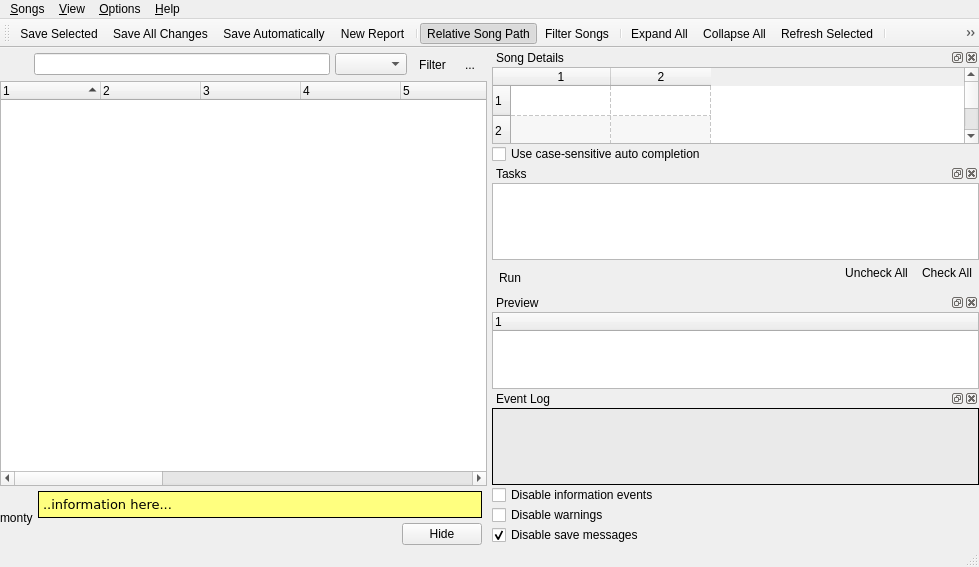
Before: the Qt Designer form uman/src/QUMainWindow.ui in UltraStar-Deluxe/UltraStar-Manager, drawn with Qt 5.
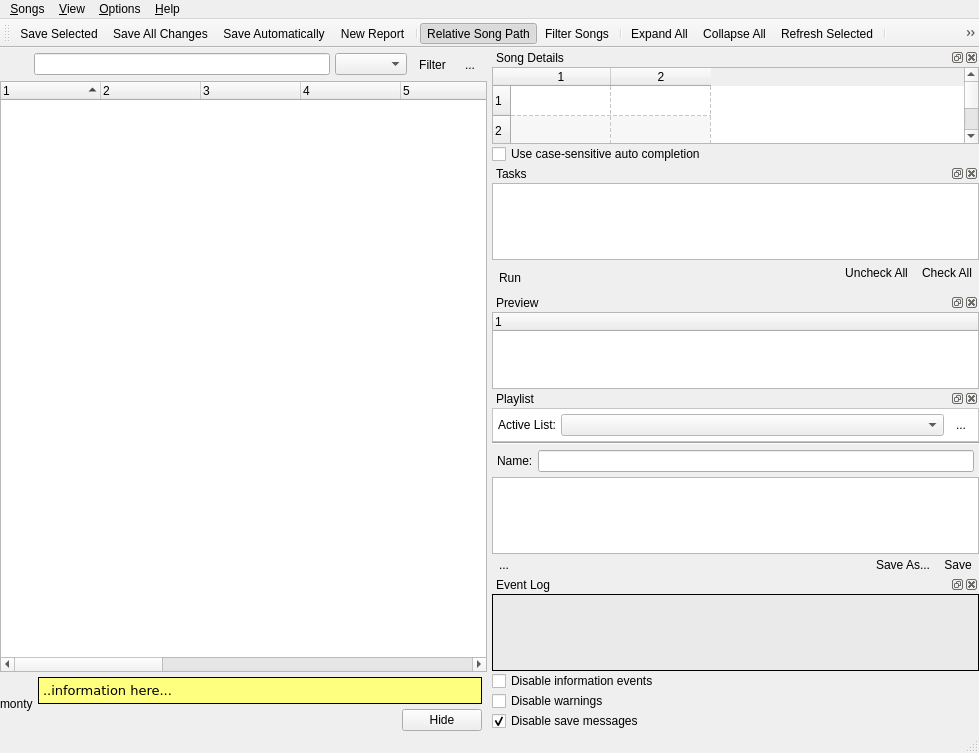
After: the same form once the commit is applied. Icons and pictures are not drawn. Custom widgets are drawn as their Qt base class.

Commit message: header in details table removed; playlist dock prepared

```diff
--- a/uman/src/QUMainWindow.ui
+++ b/uman/src/QUMainWindow.ui
@@ -6,7 +6,7 @@
     <x>0</x>
     <y>0</y>
     <width>979</width>
-    <height>567</height>
+    <height>753</height>
    </rect>
   </property>
   <property name="acceptDrops" >
@@ -25,12 +25,12 @@
      <x>0</x>
      <y>48</y>
      <width>979</width>
-     <height>498</height>
+     <height>684</height>
     </rect>
    </property>
-   <layout class="QVBoxLayout" >
+   <layout class="QVBoxLayout" name="verticalLayout_3" >
     <property name="spacing" >
-     <number>5</number>
+     <number>0</number>
     </property>
     <property name="margin" >
      <number>0</number>
@@ -758,6 +758,279 @@
           </widget>
          </widget>
         </item>
+        <item>
+         <widget class="QDockWidget" name="playlistDock" >
+          <property name="minimumSize" >
+           <size>
+            <width>0</width>
+            <height>0</height>
+           </size>
+          </property>
+          <property name="toolTip" >
+           <string>Browse for playlists...</string>
+          </property>
+          <property name="windowTitle" >
+           <string>Playlist</string>
+          </property>
+          <widget class="QWidget" name="dockWidgetContents_5" >
+           <property name="geometry" >
+            <rect>
+             <x>0</x>
+             <y>22</y>
+             <width>484</width>
+             <height>164</height>
+            </rect>
+           </property>
+           <layout class="QVBoxLayout" name="verticalLayout_2" >
+            <property name="spacing" >
+             <number>0</number>
+            </property>
+            <property name="margin" >
+             <number>0</number>
+            </property>
+            <item>
+             <widget class="QFrame" name="frame" >
+              <property name="palette" >
+               <palette>
+                <active>
+                 <colorrole role="Base" >
+                  <brush brushstyle="SolidPattern" >
+                   <color alpha="255" >
+                    <red>255</red>
+                    <green>255</green>
+                    <blue>255</blue>
+                   </color>
+                  </brush>
+                 </colorrole>
+                 <colorrole role="Window" >
+                  <brush brushstyle="SolidPattern" >
+                   <color alpha="255" >
+                    <red>255</red>
+                    <green>255</green>
+                    <blue>255</blue>
+                   </color>
+                  </brush>
+                 </colorrole>
+                </active>
+                <inactive>
+                 <colorrole role="Base" >
+                  <brush brushstyle="SolidPattern" >
+                   <color alpha="255" >
+                    <red>255</red>
+                    <green>255</green>
+                    <blue>255</blue>
+                   </color>
+                  </brush>
+                 </colorrole>
+                 <colorrole role="Window" >
+                  <brush brushstyle="SolidPattern" >
+                   <color alpha="255" >
+                    <red>255</red>
+                    <green>255</green>
+                    <blue>255</blue>
+                   </color>
+                  </brush>
+                 </colorrole>
+                </inactive>
+                <disabled>
+                 <colorrole role="Base" >
+                  <brush brushstyle="SolidPattern" >
+                   <color alpha="255" >
+                    <red>255</red>
+                    <green>255</green>
+                    <blue>255</blue>
+                   </color>
+                  </brush>
+                 </colorrole>
+                 <colorrole role="Window" >
+                  <brush brushstyle="SolidPattern" >
+                   <color alpha="255" >
+                    <red>255</red>
+                    <green>255</green>
+                    <blue>255</blue>
+                   </color>
+                  </brush>
+                 </colorrole>
+                </disabled>
+               </palette>
+              </property>
+              <property name="autoFillBackground" >
+               <bool>true</bool>
+              </property>
+              <property name="frameShape" >
+               <enum>QFrame::StyledPanel</enum>
+              </property>
+              <property name="frameShadow" >
+               <enum>QFrame::Raised</enum>
+              </property>
+              <layout class="QHBoxLayout" name="horizontalLayout" >
+               <property name="spacing" >
+                <number>5</number>
+               </property>
+               <property name="margin" >
+                <number>5</number>
+               </property>
+               <item>
+                <widget class="QLabel" name="label" >
+                 <property name="text" >
+                  <string>Active List:</string>
+                 </property>
+                </widget>
+               </item>
+               <item>
+                <widget class="QComboBox" name="playlistCombo" >
+                 <property name="sizePolicy" >
+                  <sizepolicy vsizetype="Fixed" hsizetype="Expanding" >
+                   <horstretch>0</horstretch>
+                   <verstretch>0</verstretch>
+                  </sizepolicy>
+                 </property>
+                 <property name="editable" >
+                  <bool>false</bool>
+                 </property>
+                </widget>
+               </item>
+               <item>
+                <widget class="QToolButton" name="setPlaylistFolderBtn" >
+                 <property name="toolTip" >
+                  <string>Choose playlist folder...</string>
+                 </property>
+                 <property name="text" >
+                  <string>...</string>
+                 </property>
+                 <property name="icon" >
+                  <iconset resource="images/uman.qrc" >
+                   <normaloff>:/control/folder_explore.png</normaloff>:/control/folder_explore.png</iconset>
+                 </property>
+                 <property name="autoRaise" >
+                  <bool>true</bool>
+                 </property>
+                </widget>
+               </item>
+              </layout>
+             </widget>
+            </item>
+            <item>
+             <widget class="Line" name="line" >
+              <property name="orientation" >
+               <enum>Qt::Horizontal</enum>
+              </property>
+             </widget>
+            </item>
+            <item>
+             <layout class="QHBoxLayout" name="horizontalLayout_3" >
+              <property name="spacing" >
+               <number>5</number>
+              </property>
+              <property name="margin" >
+               <number>5</number>
+              </property>
+              <item>
+               <widget class="QLabel" name="label_2" >
+                <property name="text" >
+                 <string>Name:</string>
+                </property>
+               </widget>
+              </item>
+              <item>
+               <widget class="QLineEdit" name="playlistEdit" >
+                <property name="toolTip" >
+                 <string>Name</string>
+                </property>
+                <property name="frame" >
+                 <bool>true</bool>
+                </property>
+               </widget>
+              </item>
+             </layout>
+            </item>
+            <item>
+             <widget class="QUPlayList" name="playlist" />
+            </item>
+            <item>
+             <layout class="QHBoxLayout" name="horizontalLayout_2" >
+              <property name="spacing" >
+               <number>0</number>
+              </property>
+              <property name="leftMargin" >
+               <number>0</number>
+              </property>
+              <item>
+               <widget class="QToolButton" name="removePlaylistBtn" >
+                <property name="toolTip" >
+                 <string>Remove current playlist</string>
+                </property>
+                <property name="text" >
+                 <string>...</string>
+                </property>
+                <property name="icon" >
+                 <iconset resource="images/uman.qrc" >
+                  <normaloff>:/control/bin.png</normaloff>:/control/bin.png</iconset>
+                </property>
+                <property name="autoRaise" >
+                 <bool>true</bool>
+                </property>
+               </widget>
+              </item>
+              <item>
+               <spacer name="horizontalSpacer" >
+                <property name="orientation" >
+                 <enum>Qt::Horizontal</enum>
+                </property>
+                <property name="sizeHint" stdset="0" >
+                 <size>
+                  <width>40</width>
+                  <height>20</height>
+                 </size>
+                </property>
+               </spacer>
+              </item>
+              <item>
+               <widget class="QToolButton" name="savePlaylistAsBtn" >
+                <property name="toolTip" >
+                 <string>Save current playlist with a new filename...</string>
+                </property>
+                <property name="text" >
+                 <string>Save As...</string>
+                </property>
+                <property name="icon" >
+                 <iconset resource="images/uman.qrc" >
+                  <normaloff>:/control/save_as.png</normaloff>:/control/save_as.png</iconset>
+                </property>
+                <property name="toolButtonStyle" >
+                 <enum>Qt::ToolButtonTextBesideIcon</enum>
+                </property>
+                <property name="autoRaise" >
+                 <bool>true</bool>
+                </property>
+               </widget>
+              </item>
+              <item>
+               <widget class="QToolButton" name="savePlaylistBtn" >
+                <property name="toolTip" >
+                 <string>Save changes to current playlist</string>
+                </property>
+                <property name="text" >
+                 <string>Save</string>
+                </property>
+                <property name="icon" >
+                 <iconset resource="images/uman.qrc" >
+                  <normaloff>:/control/save.png</normaloff>:/control/save.png</iconset>
+                </property>
+                <property name="toolButtonStyle" >
+                 <enum>Qt::ToolButtonTextBesideIcon</enum>
+                </property>
+                <property name="autoRaise" >
+                 <bool>true</bool>
+                </property>
+               </widget>
+              </item>
+             </layout>
+            </item>
+           </layout>
+          </widget>
+         </widget>
+        </item>
         <item>
          <widget class="QDockWidget" name="eventsDock" >
           <property name="windowTitle" >
@@ -975,7 +1248,7 @@
    <property name="geometry" >
     <rect>
      <x>0</x>
-     <y>546</y>
+     <y>732</y>
      <width>979</width>
      <height>21</height>
     </rect>
@@ -1262,6 +1535,11 @@
    <extends>QTreeWidget</extends>
    <header>QUPreviewTree.h</header>
   </customwidget>
+  <customwidget>
+   <class>QUPlayList</class>
+   <extends>QListWidget</extends>
+   <header>QUPlayList.h</header>
+  </customwidget>
  </customwidgets>
  <resources>
   <include location="images/uman.qrc" />
```
Left out of the diff: 2 changed lines with no effect on the pictures. The commit also changes 12 other files.
